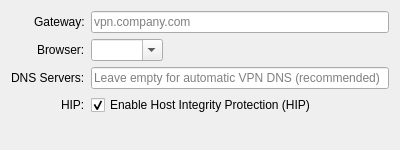
Before: the Qt Designer form plugins/plasma/gpclientwidget.ui in WMP/GlobalProtect-SAML-NetworkManager, drawn with Qt 5.
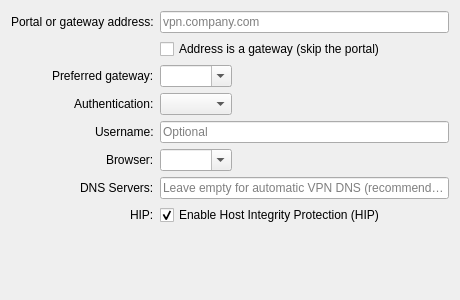
After: the same form once the commit is applied.

Commit message: plugins: expose portal, gateway and auth settings in the editors (#7)

Diff of the .ui file:
```diff
--- a/plugins/plasma/gpclientwidget.ui
+++ b/plugins/plasma/gpclientwidget.ui
@@ -6,8 +6,8 @@
    <rect>
     <x>0</x>
     <y>0</y>
-    <width>400</width>
-    <height>150</height>
+    <width>460</width>
+    <height>300</height>
    </rect>
   </property>
   <property name="windowTitle">
@@ -23,7 +23,7 @@
    <item row="0" column="0">
     <widget class="QLabel" name="gatewayLabel">
      <property name="text">
-      <string>Gateway:</string>
+      <string>Portal or gateway address:</string>
      </property>
     </widget>
    </item>
@@ -37,14 +37,77 @@
      </property>
     </widget>
    </item>
-   <item row="1" column="0">
+   <item row="1" column="1">
+    <widget class="QCheckBox" name="asGatewayCheckBox">
+     <property name="text">
+      <string>Address is a gateway (skip the portal)</string>
+     </property>
+     <property name="toolTip">
+      <string>Enable when the address above is a gateway rather than a portal.
+Without this the portal workflow is tried first, which can make you authenticate twice.</string>
+     </property>
+    </widget>
+   </item>
+   <item row="2" column="0">
+    <widget class="QLabel" name="preferredGatewayLabel">
+     <property name="text">
+      <string>Preferred gateway:</string>
+     </property>
+    </widget>
+   </item>
+   <item row="2" column="1">
+    <widget class="QComboBox" name="preferredGatewayComboBox">
+     <property name="editable">
+      <bool>true</bool>
+     </property>
+     <property name="toolTip">
+      <string>Which gateway to connect to. The list is filled in after the first successful connection.
+If the chosen gateway is not offered by the portal any more, the first proposal is used instead.</string>
+     </property>
+     <!-- Items are added programmatically from the cached gateway list -->
+    </widget>
+   </item>
+   <item row="3" column="0">
+    <widget class="QLabel" name="authModeLabel">
+     <property name="text">
+      <string>Authentication:</string>
+     </property>
+    </widget>
+   </item>
+   <item row="3" column="1">
+    <widget class="QComboBox" name="authModeComboBox">
+     <property name="toolTip">
+      <string>Browser: the portal opens a browser window for single sign-on (default).
+Username and password: the portal asks on the terminal - the credentials and any token are requested in a dialog instead.</string>
+     </property>
+     <!-- Items are added programmatically (saml / credentials) -->
+    </widget>
+   </item>
+   <item row="4" column="0">
+    <widget class="QLabel" name="usernameLabel">
+     <property name="text">
+      <string>Username:</string>
+     </property>
+    </widget>
+   </item>
+   <item row="4" column="1">
+    <widget class="QLineEdit" name="usernameLineEdit">
+     <property name="toolTip">
+      <string>Optional. Used by portals that ask for credentials on the terminal, so you are not asked for the username every time.</string>
+     </property>
+     <property name="placeholderText">
+      <string>Optional</string>
+     </property>
+    </widget>
+   </item>
+   <item row="5" column="0">
     <widget class="QLabel" name="browserLabel">
      <property name="text">
       <string>Browser:</string>
      </property>
     </widget>
    </item>
-   <item row="1" column="1">
+   <item row="5" column="1">
     <widget class="QComboBox" name="browserComboBox">
      <property name="editable">
       <bool>true</bool>
@@ -55,14 +118,14 @@
      <!-- Browser items are added programmatically in constructor to check file existence -->
     </widget>
    </item>
-   <item row="2" column="0">
+   <item row="6" column="0">
     <widget class="QLabel" name="dnsLabel">
      <property name="text">
       <string>DNS Servers:</string>
      </property>
     </widget>
    </item>
-   <item row="2" column="1">
+   <item row="6" column="1">
     <widget class="QLineEdit" name="dnsLineEdit">
      <property name="toolTip">
       <string>Recommended: Leave empty to use DNS servers from VPN with automatic split DNS configuration.
@@ -74,14 +137,14 @@
      </property>
     </widget>
    </item>
-   <item row="3" column="0">
+   <item row="7" column="0">
     <widget class="QLabel" name="hipLabel">
      <property name="text">
       <string>HIP:</string>
      </property>
     </widget>
    </item>
-   <item row="3" column="1">
+   <item row="7" column="1">
     <widget class="QCheckBox" name="hipCheckBox">
      <property name="text">
       <string>Enable Host Integrity Protection (HIP)</string>
```
Left out of the diff: 8 changed lines with no effect on the pictures. The commit also changes 4 other files.
